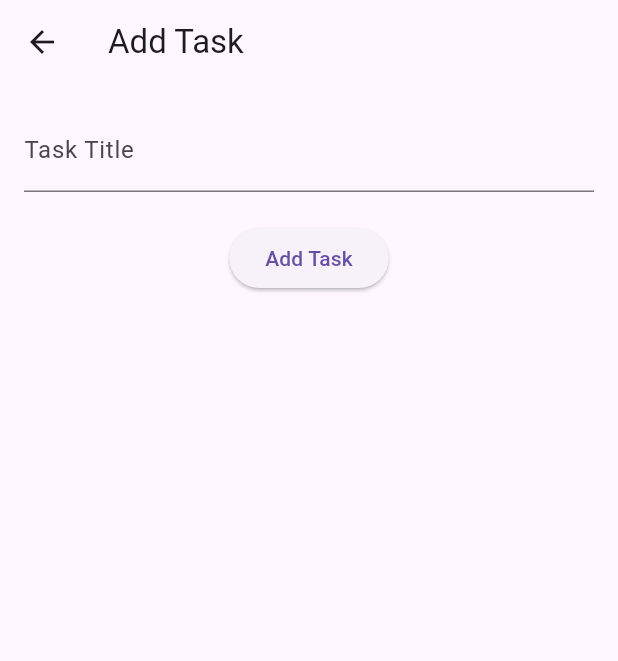
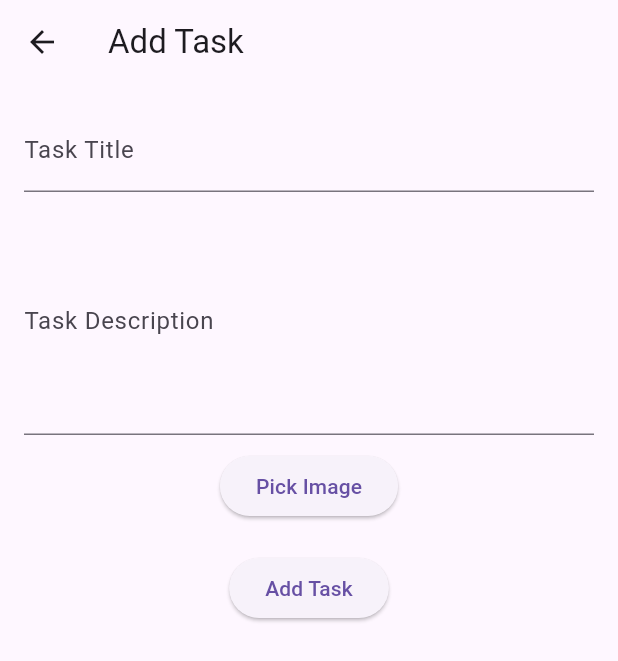
Before and after one commit to RitikaBansal312/task_management, a Flutter app: the screen it shows after launch, after a tap on the "add" icon, on a phone screen of 412 x 824 dp. Shown: the top 661 px of the screen. Run offline on Flutter 3.47's test engine with Material 3 defaults, Android fonts, the phone set to English and light mode, and no system bars; our stand-ins replace firebase_core, firebase_database, firebase_storage, get, image_picker, package_info_plus; accounts and stored records are empty.

Commit message:
Finalized

```diff
--- a/lib/controllers/task_controller.dart
+++ b/lib/controllers/task_controller.dart
@@ -1,15 +1,28 @@
+// controllers/task_controller.dart
+
+import 'dart:io';
 import 'package:get/get.dart';
+import 'package:package_info_plus/package_info_plus.dart';
 import '../models/task_model.dart';
 import '../services/firebase_service.dart';
 
 class TaskController extends GetxController {
   final FirebaseService _firebaseService = FirebaseService();
   var tasks = <Task>[].obs;
+  String version = "";
 
   @override
   void onInit() {
     super.onInit();
+    getAppVersion();
     fetchTasks();
+  }
+
+  // Fetch the version dynamically
+  getAppVersion() async {
+    PackageInfo packageInfo = await PackageInfo.fromPlatform();
+    version = packageInfo.version; // Get the app version
+    return version;
   }
 
   void fetchTasks() {
@@ -18,12 +31,27 @@ class TaskController extends GetxController {
     });
   }
 
-  Future<void> addTask(String title) async {
-    final task = Task(id: '', title: title);
+  Future<void> addTask(
+      String title, String description, File? imageFile) async {
+    String imageUrl = '';
+    if (imageFile != null) {
+      imageUrl = await _firebaseService.uploadImage(imageFile);
+    }
+    final task = Task(
+      id: '',
+      title: title,
+      description: description,
+      imageUrl: imageUrl,
+      createdAt: DateTime.now(),
+    );
     await _firebaseService.addTask(task);
   }
 
   Future<void> updateTaskStatus(String id, bool isCompleted) async {
     await _firebaseService.updateTaskStatus(id, isCompleted);
   }
+
+  Future<void> deleteTask(String id) async {
+    await _firebaseService.deleteTask(id);
+  }
 }
--- a/lib/models/task_model.dart
+++ b/lib/models/task_model.dart
@@ -1,22 +1,41 @@
+// models/task_model.dart
+
 class Task {
   String id;
   String title;
+  String description;
+  String imageUrl;
   bool isCompleted;
+  DateTime createdAt;
 
-  Task({required this.id, required this.title, this.isCompleted = false});
+  Task({
+    required this.id,
+    required this.title,
+    required this.description,
+    required this.imageUrl,
+    this.isCompleted = false,
+    required this.createdAt,
+  });
 
   factory Task.fromMap(String id, Map<dynamic, dynamic> map) {
     return Task(
       id: id,
       title: map['title'] ?? '',
+      description: map['description'] ?? '',
+      imageUrl: map['imageUrl'] ?? '',
       isCompleted: map['isCompleted'] ?? false,
+      createdAt:
+          DateTime.parse(map['createdAt'] ?? DateTime.now().toIso8601String()),
     );
   }
 
   Map<String, dynamic> toMap() {
     return {
       'title': title,
+      'description': description,
+      'imageUrl': imageUrl,
       'isCompleted': isCompleted,
+      'createdAt': createdAt.toIso8601String(),
     };
   }
 }
--- a/lib/services/firebase_service.dart
+++ b/lib/services/firebase_service.dart
@@ -1,10 +1,27 @@
+// services/firebase_service.dart
+
+import 'dart:io';
+import 'package:firebase_storage/firebase_storage.dart';
 import 'package:firebase_database/firebase_database.dart';
-import '../models/task_model.dart';
+import 'package:flutter/services.dart';
+import '../models/task_model.dart' as task_model;
 
 class FirebaseService {
   final DatabaseReference _db = FirebaseDatabase.instance.ref('tasks');
+  final FirebaseStorage _storage = FirebaseStorage.instance;
 
-  Future<void> addTask(Task task) async {
+  Future<String> uploadImage(File imageFile) async {
+    try {
+      final fileName = DateTime.now().millisecondsSinceEpoch.toString();
+      final ref = _storage.ref().child('task_images/$fileName');
+      await ref.putFile(imageFile);
+      return await ref.getDownloadURL();
+    } catch (e) {
+      throw PlatformException(code: 'UPLOAD_FAILED', message: e.toString());
+    }
+  }
+
+  Future<void> addTask(task_model.Task task) async {
     await _db.push().set(task.toMap());
   }
 
@@ -12,10 +29,14 @@ class FirebaseService {
     await _db.child(id).update({'isCompleted': isCompleted});
   }
 
-  Stream<List<Task>> getTasks() {
+  Stream<List<task_model.Task>> getTasks() {
     return _db.onValue.map((event) {
       final data = event.snapshot.value as Map<dynamic, dynamic>? ?? {};
-      return data.entries.map((e) => Task.fromMap(e.key, e.value)).toList();
+      return data.entries.map((e) => task_model.Task.fromMap(e.key, e.value)).toList();
     });
   }
+
+  Future<void> deleteTask(String id) async {
+    await _db.child(id).remove();
+  }
 }
--- a/lib/views/add_task_view.dart
+++ b/lib/views/add_task_view.dart
@@ -1,12 +1,32 @@
+// views/add_task_view.dart
+
+import 'dart:io';
 import 'package:flutter/material.dart';
+import 'package:image_picker/image_picker.dart';
 import 'package:get/get.dart';
 import '../controllers/task_controller.dart';
 
-class AddTaskView extends StatelessWidget {
+class AddTaskView extends StatefulWidget {
+  @override
+  _AddTaskViewState createState() => _AddTaskViewState();
+}
+
+class _AddTaskViewState extends State<AddTaskView> {
   final TextEditingController titleController = TextEditingController();
+  final TextEditingController descriptionController = TextEditingController();
   final TaskController taskController = Get.find();
+  File? _imageFile;
 
-  AddTaskView({super.key});
+  Future<void> _pickImage() async {
+    final ImagePicker picker = ImagePicker();
+    final XFile? pickedFile =
+        await picker.pickImage(source: ImageSource.gallery);
+    if (pickedFile != null) {
+      setState(() {
+        _imageFile = File(pickedFile.path);
+      });
+    }
+  }
 
   @override
   Widget build(BuildContext context) {
@@ -14,17 +34,36 @@ class AddTaskView extends StatelessWidget {
       appBar: AppBar(title: const Text('Add Task')),
       body: Padding(
         padding: const EdgeInsets.all(16.0),
+        child: SingleChildScrollView(
           child: Column(
             children: [
               TextField(
                 controller: titleController,
                 decoration: const InputDecoration(labelText: 'Task Title'),
               ),
+              const SizedBox(height: 10),
+              TextField(
+                controller: descriptionController,
+                decoration:
+                    const InputDecoration(labelText: 'Task Description'),
+                maxLines: 5,
+              ),
+              const SizedBox(height: 10),
+              ElevatedButton(
+                onPressed: _pickImage,
+                child: const Text('Pick Image'),
+              ),
+              if (_imageFile != null) Image.file(_imageFile!),
               const SizedBox(height: 20),
               ElevatedButton(
                 onPressed: () {
-                if (titleController.text.trim().isNotEmpty) {
-                  taskController.addTask(titleController.text.trim());
+                  if (titleController.text.isNotEmpty &&
+                      descriptionController.text.isNotEmpty) {
+                    taskController.addTask(
+                      titleController.text.trim(),
+                      descriptionController.text.trim(),
+                      _imageFile,
+                    );
                     Get.back();
                   }
                 },
@@ -33,6 +72,7 @@ class AddTaskView extends StatelessWidget {
             ],
           ),
         ),
+      ),
     );
   }
 }
--- /dev/null
+++ b/lib/views/task_detail_view.dart
@@ -0,0 +1,36 @@
+// views/task_detail_view.dart
+
+import 'package:flutter/material.dart';
+import '../models/task_model.dart';
+
+class TaskDetailView extends StatelessWidget {
+  final Task task;
+
+  TaskDetailView({super.key, required this.task});
+
+  @override
+  Widget build(BuildContext context) {
+    return Scaffold(
+      appBar: AppBar(title: const Text('Task Details')),
+      body: Padding(
+        padding: const EdgeInsets.all(16.0),
+        child: Column(
+          crossAxisAlignment: CrossAxisAlignment.start,
+          children: [
+            Text(task.title, style: const TextStyle(fontSize: 24, fontWeight: FontWeight.bold)),
+            const SizedBox(height: 10),
+            Text('Created on: ${task.createdAt}'),
+            const SizedBox(height: 20),
+            Text('Description:', style: const TextStyle(fontSize: 18)),
+            const SizedBox(height: 10),
+            Text(task.description),
+            if (task.imageUrl.isNotEmpty) ...[
+              const SizedBox(height: 20),
+              Image.network(task.imageUrl),
+            ],
+          ],
+        ),
+      ),
+    );
+  }
+}
--- a/lib/views/task_view.dart
+++ b/lib/views/task_view.dart
@@ -1,7 +1,11 @@
+// views/task_view.dart
+
 import 'package:flutter/material.dart';
 import 'package:get/get.dart';
+// import 'package:flutter_slidable/flutter_slidable.dart';
 import '../controllers/task_controller.dart';
 import 'add_task_view.dart';
+import 'task_detail_view.dart';
 
 class TaskView extends StatelessWidget {
   final TaskController taskController = Get.put(TaskController());
@@ -11,7 +15,21 @@ class TaskView extends StatelessWidget {
   @override
   Widget build(BuildContext context) {
     return Scaffold(
-      appBar: AppBar(title: const Text('Task Manager')),
+      appBar: AppBar(
+        title: const Text('Task Manager'),
+        actions: [
+          // Display version in the app bar
+          Padding(
+            padding: const EdgeInsets.only(right: 16.0),
+            child: Text(
+              taskController.version.isNotEmpty
+                  ? "v${taskController.version}"
+                  : "Loading version...",
+              style: const TextStyle(fontSize: 16),
+            ),
+          ),
+        ],
+      ),
       body: Obx(() {
         if (taskController.tasks.isEmpty) {
           return const Center(child: Text('No tasks available.'));
@@ -20,21 +38,61 @@ class TaskView extends StatelessWidget {
           itemCount: taskController.tasks.length,
           itemBuilder: (context, index) {
             final task = taskController.tasks[index];
-            return ListTile(
-              title: Text(
-                task.title,
-                style: TextStyle(
-                  decoration:
-                      task.isCompleted ? TextDecoration.lineThrough : null,
-                ),
-              ),
-              leading: Checkbox(
-                value: task.isCompleted,
-                onChanged: (value) {
-                  taskController.updateTaskStatus(task.id, value ?? false);
-                },
+            return Dismissible(
+              key: Key(task.id),
+              onDismissed: (direction) {
+                taskController.deleteTask(task.id);
+              },
+              background: Container(color: Colors.red),
+              child: ListTile(
+                title: Text(task.title),
+                onTap: () => Get.to(() => TaskDetailView(task: task)),
               ),
             );
+            // return Slidable(
+            //   actionPane: const SlidableDrawerActionPane(),
+            //   actionExtentRatio: 0.25,
+            //   child: ListTile(
+            //     title: Text(
+            //       task.title,
+            //       style: TextStyle(
+            //         decoration:
+            //             task.isCompleted ? TextDecoration.lineThrough : null,
+            //       ),
+            //     ),
+            //     onTap: () => Get.to(() => TaskDetailView(task: task)),
+            //   ),
+            //   secondaryActions: [
+            //     IconSlideAction(
+            //       caption: 'Delete', // Use 'label' instead of 'caption'
+            //       color: Colors.red,
+            //       icon: Icons.delete,
+            //       onTap: () async {
+            //         final shouldDelete = await showDialog<bool>(
+            //           context: context,
+            //           builder: (context) => AlertDialog(
+            //             title: const Text('Delete Task'),
+            //             content: const Text(
+            //                 'Are you sure you want to delete this task?'),
+            //             actions: <Widget>[
+            //               TextButton(
+            //                 onPressed: () => Get.back(result: false),
+            //                 child: const Text('Cancel'),
+            //               ),
+            //               TextButton(
+            //                 onPressed: () => Get.back(result: true),
+            //                 child: const Text('Delete'),
+            //               ),
+            //             ],
+            //           ),
+            //         );
+            //         if (shouldDelete == true) {
+            //           taskController.deleteTask(task.id);
+            //         }
+            //       },
+            //     ),
+            //   ],
+            // );
           },
         );
       }),
```
Also changed, not shown: pubspec.yaml (+6 -1 lines), pubspec.lock, 5 other files. Lines whose indentation alone changed are shown as unchanged.
